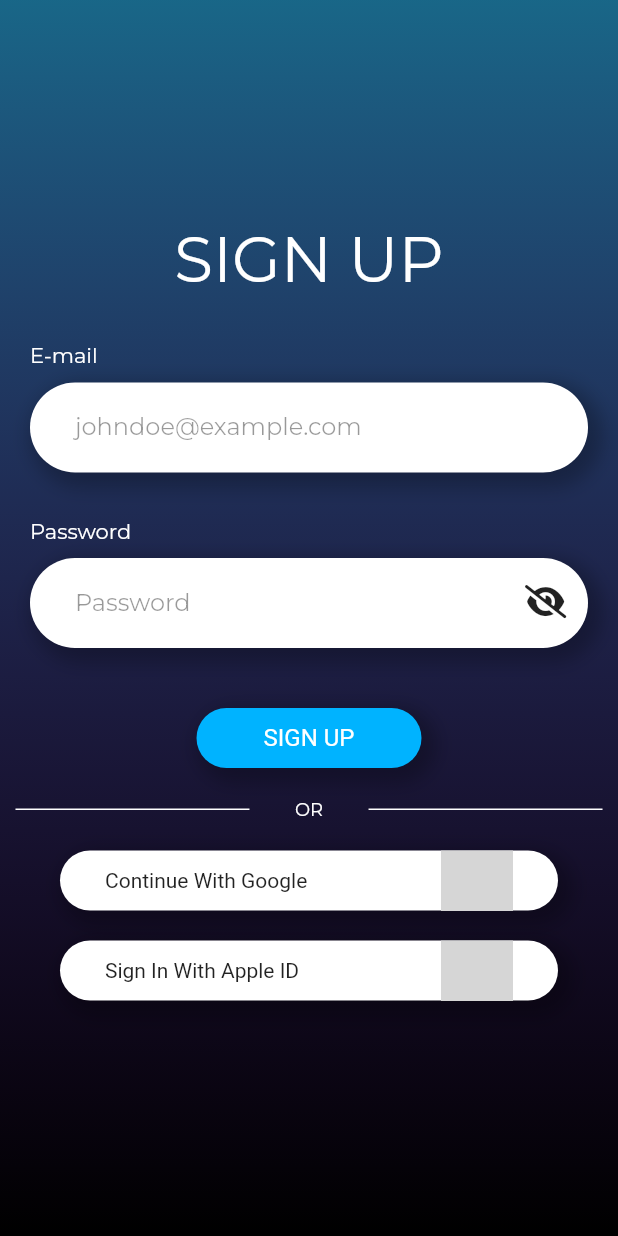
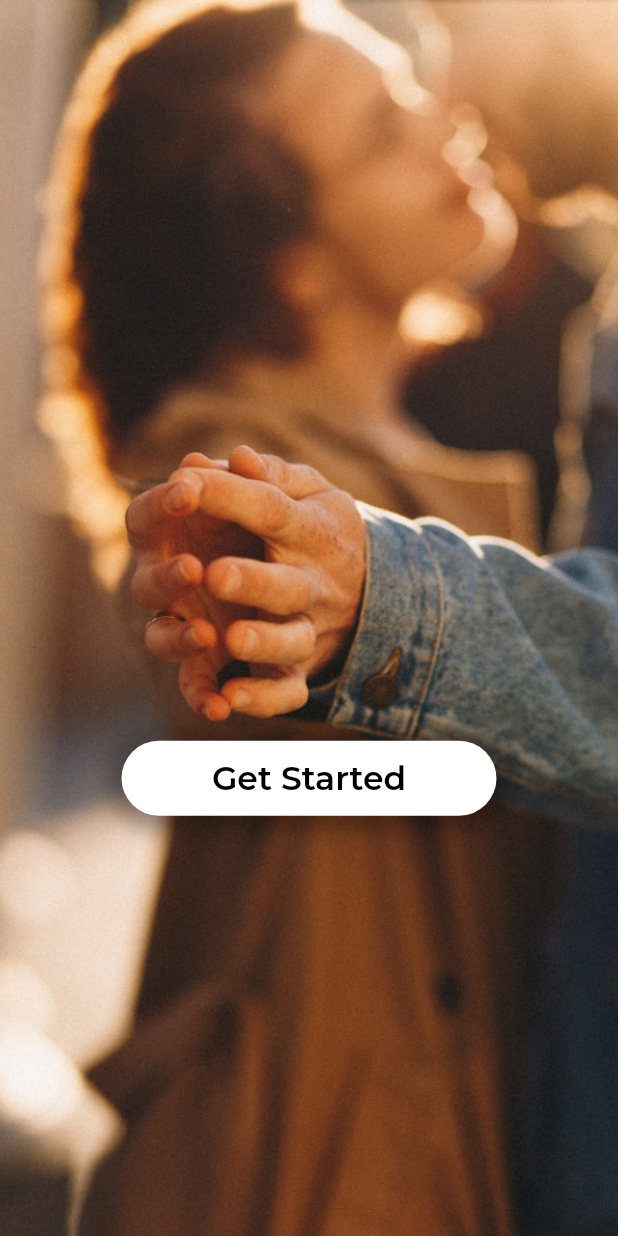
Before and after one commit to abdisaongithub/dating_app, a Flutter app: the screen it shows after launch, on a phone screen of 412 x 824 dp. Run offline on Flutter 3.47's test engine with Material 2 defaults, Android fonts, the phone set to English and light mode, and no system bars; our stand-ins replace flutter_riverpod, google_fonts, icons_plus; grey boxes are pictures that could not be loaded.

Commit message:
made landing screen

```diff
--- a/lib/Authentication/login/login_screen.dart
+++ b/lib/Authentication/login/login_screen.dart
@@ -41,7 +41,7 @@ class _LoginScreenState extends State<LoginScreen> {
               children: [
                 Center(
                   child: Text(
-                    'SIGN UP',
+                    'SIGN IN',
                     style: GoogleFonts.montserrat(
                       color: Colors.white,
                       fontSize: 42,
@@ -91,7 +91,7 @@ class _LoginScreenState extends State<LoginScreen> {
                 Center(
                   child: GestureDetector(
                     onTap: () {
-                      debugPrint('SIGN UP');
+                      debugPrint('SIGN IN');
                     },
                     child: Container(
                       height: 40,
--- /dev/null
+++ b/lib/Onboarding/landing_screen.dart
@@ -0,0 +1,79 @@
+import 'package:dating_app/Authentication/login/login_screen.dart';
+import 'package:flutter/material.dart';
+import 'package:google_fonts/google_fonts.dart';
+
+class LandingScreen extends StatefulWidget {
+  static String id = 'LandingScreen';
+  const LandingScreen({Key? key}) : super(key: key);
+
+  @override
+  _LandingScreenState createState() => _LandingScreenState();
+}
+
+class _LandingScreenState extends State<LandingScreen> {
+  @override
+  Widget build(BuildContext context) {
+    return Scaffold(
+      body: Container(
+        height: MediaQuery.of(context).size.height,
+        width: MediaQuery.of(context).size.width,
+        decoration: const BoxDecoration(),
+        child: Stack(
+          children: [
+            SizedBox(
+              height: MediaQuery.of(context).size.height,
+              width: MediaQuery.of(context).size.width,
+              child: Image.asset(
+                'assets/images/landing.png',
+                fit: BoxFit.cover,
+              ),
+            ),
+            Align(
+              alignment: Alignment.bottomCenter,
+              child: GestureDetector(
+                onTap: () {
+                  Navigator.pushNamed(
+                    context,
+                    LoginScreen.id,
+                  );
+                },
+                child: Container(
+                  height: 50,
+                  width: 250,
+                  margin: EdgeInsets.only(
+                    bottom: MediaQuery.of(context).size.height * 0.34,
+                  ),
+                  padding: const EdgeInsets.symmetric(
+                    horizontal: 12,
+                    vertical: 6,
+                  ),
+                  decoration: BoxDecoration(
+                    color: Colors.white,
+                    borderRadius: BorderRadius.circular(50),
+                    boxShadow: [
+                      BoxShadow(
+                        color: Colors.black.withOpacity(0.3),
+                        spreadRadius: 10,
+                        blurRadius: 10,
+                      ),
+                    ],
+                  ),
+                  child: Center(
+                    child: Text(
+                      'Get Started',
+                      style: GoogleFonts.montserrat(
+                        color: Colors.black,
+                        fontWeight: FontWeight.w600,
+                        fontSize: 22,
+                      ),
+                    ),
+                  ),
+                ),
+              ),
+            )
+          ],
+        ),
+      ),
+    );
+  }
+}
--- a/lib/main.dart
+++ b/lib/main.dart
@@ -1,4 +1,5 @@
 import 'package:dating_app/Authentication/login/login_screen.dart';
+import 'package:dating_app/Onboarding/landing_screen.dart';
 import 'package:flutter/material.dart';
 
 void main() {
@@ -18,7 +19,8 @@ class MyApp extends StatelessWidget {
       debugShowCheckedModeBanner: false,
       initialRoute: '/',
       routes: {
-        '/': (context) => const LoginScreen(),
+        '/': (context) => const LandingScreen(),
+        LoginScreen.id: (context) => const LoginScreen(),
       },
     );
   }
--- a/pubspec.yaml
+++ b/pubspec.yaml
@@ -34,7 +34,7 @@ flutter:
 
   uses-material-design: true
   assets:
-    - assets/
+    - assets/images/
 
   # fonts:
   #   - family: Schyler
```
Also changed, not shown: assets/images/landing.png (added), 1 other file.
